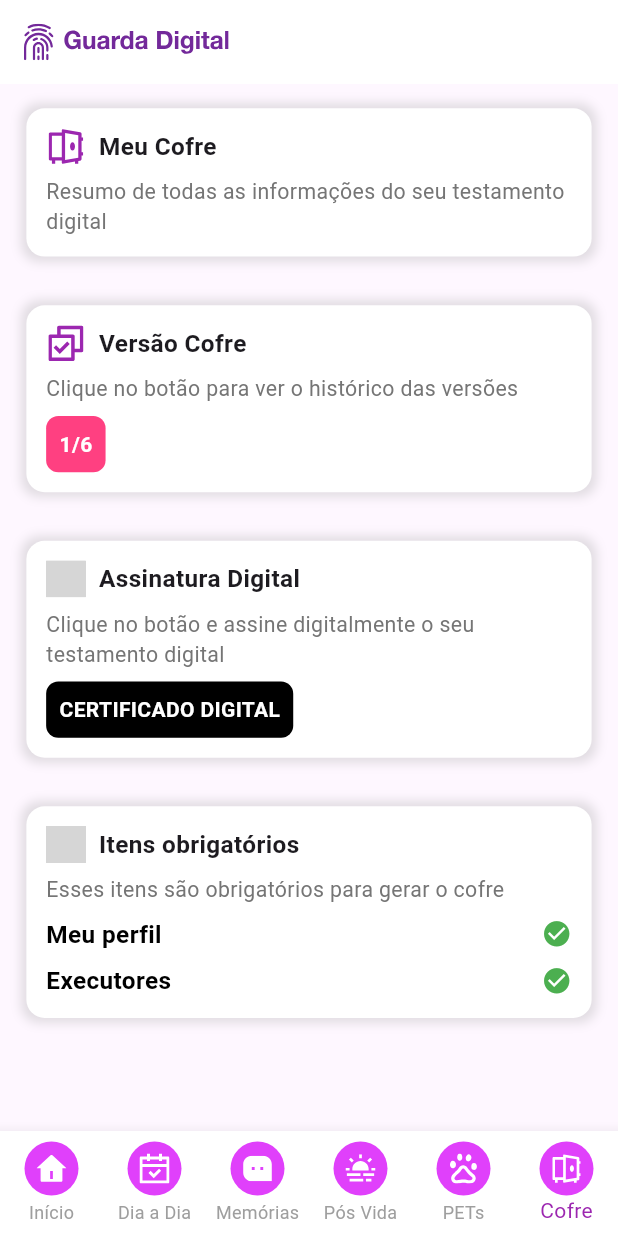
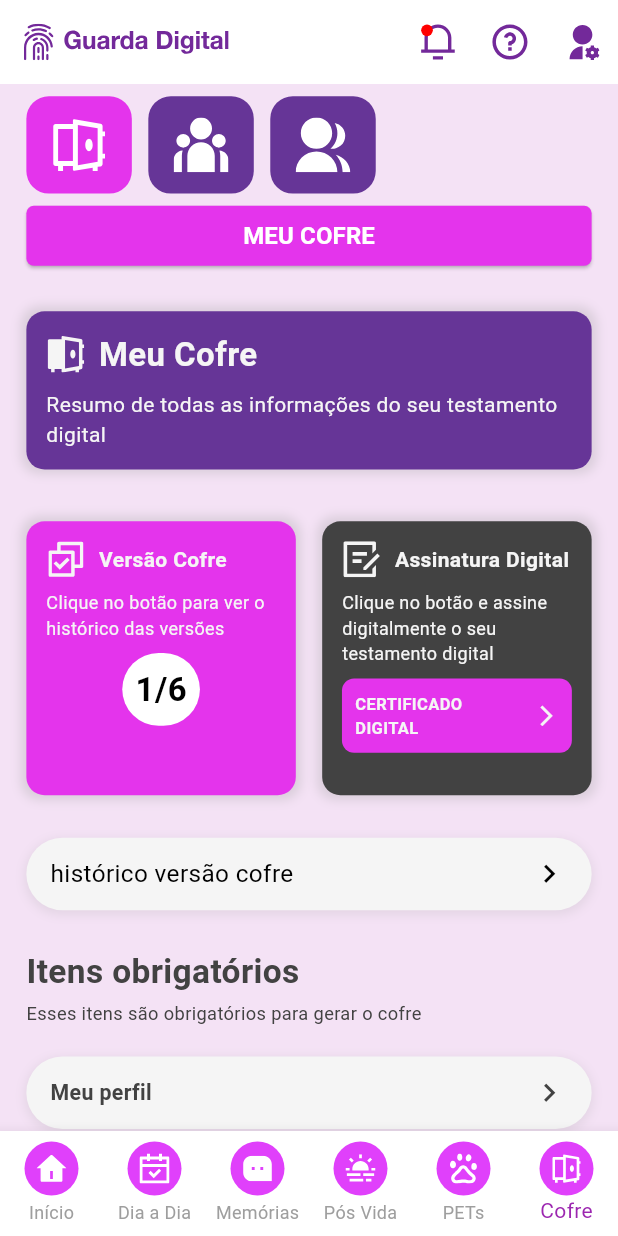
Before and after one commit to Daniel-Ryro/flutter-teste, a Flutter app: the VaultScreen screen opened by its route, on a phone screen of 412 x 824 dp. Run offline on Flutter 3.47's test engine with Material 3 defaults, Android fonts, the phone set to English and light mode, and no system bars; our stand-ins replace dio, flutter_screenutil, flutter_secure_storage, flutter_svg, get_it; accounts and stored records are empty; grey boxes are pictures that could not be loaded.

Commit message:
create vault layout

```diff
--- a/lib/core/widgets/custom_bottom_navigation_bar.dart
+++ b/lib/core/widgets/custom_bottom_navigation_bar.dart
@@ -71,7 +71,7 @@ class CustomBottomNavigationBar extends StatelessWidget {
         ),
         child: SvgPicture.asset(
           svgPath,
-          width: 20.0, // Tamanho do ícone SVG dentro do círculo
+          width: 20.0,
         ),
       ),
       label: label,
--- a/lib/core/widgets/form_widget.dart
+++ b/lib/core/widgets/form_widget.dart
@@ -213,7 +213,7 @@ class ExecutorForm extends StatelessWidget {
           if (insertPhotoLabel != null)
             ElevatedButton.icon(
               onPressed: onInsertPhoto ?? () {},
-              icon: const Icon(Icons.photo, color: Colors.white),
+              icon: const Icon(Icons.file_upload_outlined, color: Colors.white),
               label: Text(
                 insertPhotoLabel!,
                 style: TextStyle(color: insertPhotoTextColor ?? Colors.white),
--- a/lib/core/widgets/icon_rounded_button.dart
+++ b/lib/core/widgets/icon_rounded_button.dart
@@ -1,7 +1,8 @@
 import 'package:flutter/material.dart';
+import 'package:flutter_svg/flutter_svg.dart';
 
 class IconRoundedButton extends StatelessWidget {
-  final IconData icon;
+  final String svgPath;
   final Color color;
   final VoidCallback onPressed;
   final double width;
@@ -9,9 +10,9 @@ class IconRoundedButton extends StatelessWidget {
   final double iconSize;
   final Color iconColor;
 
-  const IconRoundedButton ({
+  const IconRoundedButton({
     super.key,
-    required this.icon,
+    required this.svgPath,
     required this.color,
     required this.onPressed,
     required this.width,
@@ -32,10 +33,11 @@ class IconRoundedButton extends StatelessWidget {
           borderRadius: BorderRadius.circular(15),
         ),
         child: Center(
-          child: Icon(
-            icon,
+          child: SvgPicture.asset(
+            svgPath,
             color: iconColor,
-            size: iconSize,
+            width: iconSize,
+            height: iconSize,
           ),
         ),
       ),
--- a/lib/core/widgets/list_item.dart
+++ b/lib/core/widgets/list_item.dart
@@ -8,6 +8,7 @@ class ListItem extends StatelessWidget {
   final double fontSize;
   final Color iconColor;
   final double iconSize;
+  final bool bold; // Novo parâmetro para definir se o texto será bold
 
   const ListItem({
     super.key,
@@ -18,6 +19,7 @@ class ListItem extends StatelessWidget {
     required this.iconColor,
     required this.iconSize,
     required this.textColor,
+    this.bold = false, // Inicializando o parâmetro bold como false
   });
 
   @override
@@ -47,11 +49,13 @@ class ListItem extends StatelessWidget {
               style: TextStyle(
                 fontSize: fontSize,
                 color: textColor,
+                fontWeight: bold ? FontWeight.bold : FontWeight.normal,
               ),
             ),
             Icon(
               Icons.chevron_right,
               color: iconColor,
+              size: iconSize,
             ),
           ],
         ),
--- a/lib/core/widgets/rectangle_button.dart
+++ b/lib/core/widgets/rectangle_button.dart
@@ -21,7 +21,7 @@ class RectangleButton extends StatelessWidget {
         backgroundColor: color,
         padding: EdgeInsets.zero,
         shape: RoundedRectangleBorder(
-          borderRadius: BorderRadius.circular(8.0),
+          borderRadius: BorderRadius.circular(5.0),
         ),
       ),
       child: Container(
--- a/lib/features/home/presentation/home_screen.dart
+++ b/lib/features/home/presentation/home_screen.dart
@@ -3,6 +3,7 @@ import 'package:flutter_screenutil/flutter_screenutil.dart';
 import 'package:flutter_svg/flutter_svg.dart';
 
 import '../../../core/widgets/custom_app_bar.dart';
+import '../../../styles.dart';
 import '../widgets/conference_section.dart';
 import '../../../core/widgets/custom_bottom_navigation_bar.dart';
 import '../widgets/section_grid.dart';
@@ -13,6 +14,7 @@ class HomeScreen extends StatelessWidget {
   @override
   Widget build(BuildContext context) {
     return Scaffold(
+      backgroundColor: AppColors.onbackground,
       appBar: CustomAppBar(
         actions: [
           IconButton(
--- /dev/null
+++ b/lib/features/vault/presentation/vault_content.dart
@@ -0,0 +1,187 @@
+import 'package:flutter/material.dart';
+import 'package:flutter_screenutil/flutter_screenutil.dart';
+import 'package:guarda_digital_flutter/styles.dart';
+
+import '../../../core/widgets/list_item.dart';
+import '../../../core/widgets/rectangle_button.dart';
+import '../widgets/vault_section.dart';
+
+class VaultContent extends StatelessWidget {
+  const VaultContent({super.key});
+
+  @override
+  Widget build(BuildContext context) {
+    return Column(
+      crossAxisAlignment: CrossAxisAlignment.start,
+      children: [
+        RectangleButton(
+          text: 'MEU COFRE',
+          color: AppColors.pink,
+          onPressed: () {},
+        ),
+        SizedBox(height: 18.h),
+        const VaultSection(
+          title: 'Meu Cofre',
+          description: 'Resumo de todas as informações do seu testamento digital',
+          svgPath: 'assets/icon/vault_white_ic.svg',
+          backgroundColor: AppColors.primary,
+          titleFontSize: 22.0,
+          descriptionFontSize: 14.0,
+          iconColor: AppColors.background,
+          textColor: AppColors.background,
+        ),
+        SizedBox(height: 18.h),
+        _buildVaultSections(),
+        SizedBox(height: 12.h),
+        _buildHistorySection(),
+        SizedBox(height: 16.h),
+        _buildMandatoryItemsSection(),
+      ],
+    );
+  }
+
+  Widget _buildVaultSections() {
+    return Row(
+      children: [
+        Expanded(
+          child: VaultSection(
+            title: 'Versão Cofre',
+            description: 'Clique no botão para ver o histórico das versões',
+            svgPath: 'assets/icon/version_ic.svg',
+            backgroundColor: AppColors.pink,
+            iconColor: AppColors.background,
+            textColor: AppColors.background,
+            titleFontSize: 14.0,
+            descriptionFontSize: 12.0,
+            width: 161.w,
+            height: 180.h,
+            actionWidget: Align(
+              alignment: Alignment.center,
+              child: Container(
+                padding: EdgeInsets.all(8.w),
+                decoration: BoxDecoration(
+                  color: Colors.white,
+                  borderRadius: BorderRadius.circular(50.r),
+                ),
+                child: const Text(
+                  '1/6',
+                  style: TextStyle(
+                    color: Colors.black,
+                    fontSize: 22.0,
+                    fontWeight: FontWeight.bold,
+                  ),
+                ),
+              ),
+            ),
+          ),
+        ),
+        SizedBox(width: 16.w),
+        Expanded(
+          child: VaultSection(
+            title: 'Assinatura Digital',
+            description: 'Clique no botão e assine digitalmente o seu testamento digital',
+            svgPath: 'assets/icon/cadastrar_ic.svg',
+            backgroundColor: AppColors.blackDefault,
+            iconColor: AppColors.background,
+            textColor: AppColors.background,
+            titleFontSize: 14.0,
+            descriptionFontSize: 12.0,
+            width: 161.w,
+            height: 180.h,
+            actionWidget: Column(
+              children: [
+                Container(
+                  padding: EdgeInsets.all(8.w),
+                  decoration: BoxDecoration(
+                    color: AppColors.pink,
+                    borderRadius: BorderRadius.circular(8.r),
+                  ),
+                  child: Row(
+                    mainAxisSize: MainAxisSize.min,
+                    children: [
+                      const Flexible(
+                        child: Text(
+                          'CERTIFICADO DIGITAL',
+                          style: TextStyle(
+                            color: AppColors.background,
+                            fontSize: 11.0,
+                            fontWeight: FontWeight.bold,
+                          ),
+                          maxLines: 2,
+                          overflow: TextOverflow.ellipsis,
+                        ),
+                      ),
+                      SizedBox(width: 8.w),
+                      Icon(
+                        Icons.arrow_forward_ios,
+                        color: AppColors.background,
+                        size: 16.sp,
+                      ),
+                    ],
+                  ),
+                ),
+              ],
+            ),
+          ),
+        ),
+      ],
+    );
+  }
+
+  Widget _buildHistorySection() {
+    return ListItem(
+      text: 'histórico versão cofre',
+      onTap: () {},
+      boxDecorationColor: AppColors.background,
+      fontSize: 16.sp,
+      iconColor: Colors.black,
+      iconSize: 24.sp,
+      textColor: Colors.black,
+    );
+  }
+
+  Widget _buildMandatoryItemsSection() {
+    return Column(
+      crossAxisAlignment: CrossAxisAlignment.start,
+      children: [
+        Text(
+          'Itens obrigatórios',
+          style: TextStyle(
+            fontSize: 22.sp,
+            fontWeight: FontWeight.bold,
+            color: AppColors.blackDefault,
+          ),
+        ),
+        SizedBox(height: 4.h),
+        Text(
+          'Esses itens são obrigatórios para gerar o cofre',
+          style: TextStyle(
+            fontSize: 12.sp,
+            color: AppColors.blackDefault,
+          ),
+        ),
+        SizedBox(height: 12.h),
+        ListItem(
+          text: 'Meu perfil',
+          onTap: () {},
+          boxDecorationColor: AppColors.background,
+          fontSize: 14.sp,
+          iconColor: AppColors.blackDefault,
+          iconSize: 24.sp,
+          textColor: AppColors.blackDefault,
+          bold: true,
+        ),
+        ListItem(
+          text: 'Executores',
+          onTap: () {},
+          boxDecorationColor: AppColors.background,
+          fontSize: 14.sp,
+          iconColor: AppColors.blackDefault,
+          iconSize: 24.sp,
+          textColor: AppColors.blackDefault,
+          bold: true,
+        ),
+      ],
+    );
+  }
+}
--- a/lib/features/vault/presentation/vault_screen.dart
+++ b/lib/features/vault/presentation/vault_screen.dart
@@ -1,85 +1,40 @@
 import 'package:flutter/material.dart';
+import 'package:guarda_digital_flutter/features/vault/presentation/beneficiary_content.dart';
+import 'package:guarda_digital_flutter/features/vault/presentation/vault_content.dart';
+import 'package:guarda_digital_flutter/features/vault/presentation/executors_content.dart';
 import 'package:flutter_screenutil/flutter_screenutil.dart';
+import 'package:flutter_svg/flutter_svg.dart';
+import 'package:guarda_digital_flutter/styles.dart';
+
 import '../../../core/widgets/custom_app_bar.dart';
 import '../../../core/widgets/custom_bottom_navigation_bar.dart';
-import '../widgets/vault_section.dart';
+import '../../../core/widgets/icon_rounded_button.dart';
 
-class VaultScreen extends StatelessWidget {
+class VaultScreen extends StatefulWidget {
   const VaultScreen({super.key});
+
+  @override
+  _VaultScreenState createState() => _VaultScreenState();
+}
+
+class _VaultScreenState extends State<VaultScreen> {
+  int _selectedTabIndex = 0;
 
   @override
   Widget build(BuildContext context) {
     return Scaffold(
-      appBar: const CustomAppBar(
-        actions: [
-          // Adicione as ações da AppBar aqui, se necessário
-        ],
+      backgroundColor: AppColors.onbackground,
+      appBar: CustomAppBar(
+        actions: _buildAppBarActions(),
       ),
       body: SingleChildScrollView(
         padding: EdgeInsets.symmetric(horizontal: 16.w, vertical: 8.h),
         child: Column(
           crossAxisAlignment: CrossAxisAlignment.start,
           children: [
-            const CofreSection(
-              title: 'Meu Cofre',
-              description: 'Resumo de todas as informações do seu testamento digital',
-              svgPath: 'assets/icon/vault_ic.svg',
-            ),
-            SizedBox(height: 16.h),
-            CofreSection(
-              title: 'Versão Cofre',
-              description: 'Clique no botão para ver o histórico das versões',
-              svgPath: 'assets/icon/version_ic.svg',
-              actionWidget: Container(
-                padding: EdgeInsets.all(8.w),
-                decoration: BoxDecoration(
-                  color: Colors.pinkAccent,
-                  borderRadius: BorderRadius.circular(8.r),
-                ),
-                child: const Text(
-                  '1/6',
-                  style: TextStyle(
-                    color: Colors.white,
-                    fontWeight: FontWeight.bold,
-                  ),
-                ),
-              ),
-            ),
-            SizedBox(height: 16.h),
-            CofreSection(
-              title: 'Assinatura Digital',
-              description: 'Clique no botão e assine digitalmente o seu testamento digital',
-              svgPath: 'assets/icon/signature_ic.svg',
-              actionWidget: Container(
-                padding: EdgeInsets.all(8.w),
-                decoration: BoxDecoration(
-                  color: Colors.black,
-                  borderRadius: BorderRadius.circular(8.r),
-                ),
-                child: const Text(
-                  'CERTIFICADO DIGITAL',
-                  style: TextStyle(
-                    color: Colors.white,
-                    fontWeight: FontWeight.bold,
-                  ),
-                ),
-              ),
-            ),
-            SizedBox(height: 16.h),
-            CofreSection(
-              title: 'Itens obrigatórios',
-              description: 'Esses itens são obrigatórios para gerar o cofre',
-              svgPath: 'assets/icon/mandatory_ic.svg',
-              actionWidget: Column(
-                crossAxisAlignment: CrossAxisAlignment.start,
-                children: [
-                  _buildMandatoryItem('Meu perfil'),
-                  SizedBox(height: 8.h),
-                  _buildMandatoryItem('Executores'),
-                ],
-              ),
-            ),
-            // Adicione mais CofreSections conforme necessário
+            _buildIconButtonsRow(),
+            SizedBox(height: 4.h),
+            _buildContent(),
           ],
         ),
       ),
@@ -87,20 +42,57 @@ class VaultScreen extends StatelessWidget {
     );
   }
 
-  Widget _buildMandatoryItem(String title) {
+  List<Widget> _buildAppBarActions() {
+    return [
+      _buildAppBarIcon('assets/icon/notification_ic.svg'),
+      _buildAppBarIcon('assets/icon/help_ic.svg'),
+      _buildAppBarIcon('assets/icon/user_setting_ic.svg'),
+    ];
+  }
+
+  Widget _buildAppBarIcon(String svgPath) {
+    return IconButton(
+      icon: SvgPicture.asset(svgPath, width: 24.w, height: 24.h),
+      onPressed: () {},
+    );
+  }
+
+  Widget _buildIconButtonsRow() {
     return Row(
-      mainAxisAlignment: MainAxisAlignment.spaceBetween,
       children: [
-        Text(
-          title,
-          style: TextStyle(
-            color: Colors.black,
-            fontWeight: FontWeight.bold,
-            fontSize: 16.sp,
-          ),
-        ),
-        Icon(Icons.check_circle, color: Colors.green, size: 20.sp),
+        _buildIconButton('assets/icon/vault_ic.svg', 0),
+        SizedBox(width: 10.w),
+        _buildIconButton('assets/icon/comunity_ic.svg', 1),
+        SizedBox(width: 10.w),
+        _buildIconButton('assets/icon/persons_ic.svg', 2),
       ],
     );
   }
+
+  Widget _buildIconButton(String svgPath, int index) {
+    return IconRoundedButton(
+      svgPath: svgPath,
+      color: _selectedTabIndex == index ? AppColors.pink : AppColors.primary,
+      onPressed: () {
+        setState(() {
+          _selectedTabIndex = index;
+        });
+      },
+      width: 64.w,
+      height: 64.h,
+      iconSize: 36.sp,
+      iconColor: Colors.white,
+    );
+  }
+
+  Widget _buildContent() {
+    switch (_selectedTabIndex) {
+      case 1:
+        return const ExecutorsContent();
+      case 2:
+        return const BeneficiaryContent();
+      default:
+        return const VaultContent();
+    }
+  }
 }
--- a/lib/features/vault/widgets/vault_section.dart
+++ b/lib/features/vault/widgets/vault_section.dart
@@ -1,28 +1,44 @@
 import 'package:flutter/material.dart';
 import 'package:flutter_screenutil/flutter_screenutil.dart';
-import 'package:flutter_svg/svg.dart';
+import 'package:flutter_svg/flutter_svg.dart';
 
-class CofreSection extends StatelessWidget {
+class VaultSection extends StatelessWidget {
   final String title;
   final String description;
-  final String svgPath;
+  final String? svgPath; // Changed to nullable type
   final Widget? actionWidget;
+  final Color? backgroundColor;
+  final Color? iconColor;
+  final Color? textColor;
+  final double? width;
+  final double? height;
+  final double? titleFontSize;
+  final double? descriptionFontSize;
 
-  const CofreSection({
+  const VaultSection({
     super.key,
     required this.title,
     required this.description,
-    required this.svgPath,
+    this.svgPath,
     this.actionWidget,
+    this.backgroundColor,
+    this.iconColor,
+    this.textColor,
+    this.width,
+    this.height,
+    this.titleFontSize,
+    this.descriptionFontSize,
   });
 
   @override
   Widget build(BuildContext context) {
     return Container(
+      width: width ?? double.infinity,
+      height: height,
       padding: EdgeInsets.all(12.w),
       margin: EdgeInsets.symmetric(vertical: 8.h),
       decoration: BoxDecoration(
-        color: Colors.white,
+        color: backgroundColor ?? Colors.white,
         borderRadius: BorderRadius.circular(12.r),
         boxShadow: [
           BoxShadow(
@@ -37,18 +53,23 @@ class CofreSection extends StatelessWidget {
         children: [
           Row(
             children: [
+              if (svgPath != null) ...[
                 SvgPicture.asset(
-                svgPath,
+                  svgPath!,
                   width: 24.w,
                   height: 24.h,
-                color: Colors.purple, // Define a cor do ícone
+                  color: iconColor ?? Colors.purple,
                 ),
                 SizedBox(width: 8.w),
-              Text(
+              ],
+              Flexible(
+                child: Text(
                   title,
                   style: TextStyle(
-                  fontSize: 16.sp,
+                    fontSize: titleFontSize ?? 16.sp,
                     fontWeight: FontWeight.bold,
+                    color: textColor ?? Colors.black,
+                  ),
                 ),
               ),
             ],
@@ -57,8 +78,8 @@ class CofreSection extends StatelessWidget {
           Text(
             description,
             style: TextStyle(
-              fontSize: 14.sp,
-              color: Colors.grey[600],
+              fontSize: descriptionFontSize ?? 14.sp,
+              color: textColor ?? Colors.grey[600],
             ),
           ),
           if (actionWidget != null) ...[
--- a/lib/routes/app_routes.dart
+++ b/lib/routes/app_routes.dart
@@ -5,6 +5,7 @@ import '../features/account/presentation/landing_screen.dart';
 import '../features/account/presentation/signin_screen.dart';
 import '../features/account/presentation/signup_screen.dart';
 import '../features/home/presentation/home_screen.dart';
+import '../features/vault/presentation/executors_content.dart';
 import '../features/vault/presentation/vault_screen.dart';
 
 class AppRoutes {
@@ -22,14 +23,14 @@ class AppRoutes {
       case loginExecute:
         return MaterialPageRoute(builder: (_) => const LoginExecuteScreen());
       case signUpScreen:
-        return MaterialPageRoute(builder: (_) =>  const SignUpScreen());
+        return MaterialPageRoute(builder: (_) => const SignUpScreen());
       case signInScreen:
         return MaterialPageRoute(builder: (_) => const SignInScreen());
       case homeScreen:
         return MaterialPageRoute(builder: (_) => const HomeScreen());
       case vaultScreen:
         return MaterialPageRoute(builder: (_) => const VaultScreen());
-        default:
+      default:
         return MaterialPageRoute(
           builder: (_) => const Scaffold(
             body: Center(
--- a/lib/styles.dart
+++ b/lib/styles.dart
@@ -6,6 +6,8 @@ class AppColors {
   static const Color onbackground = Color(0xFFF4E2F5);
   static const Color primaryVariant = Color(0xFF3700B3);
   static const Color sendCode = Color(0xFF296EC6);
+  static const Color blackDefault = Color(0xFF424242);
+  static const Color purpleButton = Color(0xFF73299A);
 
   static const Color secondary = Color(0xFF03DAC6);
   static const Color secondaryVariant = Color(0xFF018786);
```
Also changed, not shown: lib/core/widgets/user_card_widget.dart (+16 -4 lines), lib/features/vault/presentation/beneficiary_content.dart (added, +118 -0 lines), lib/features/vault/presentation/executors_content.dart (added, +118 -0 lines), assets/icon/add_ic.svg (added), assets/icon/comunity_ic.svg (added), assets/icon/person_ic.svg (added), assets/icon/persons_ic.svg (added), assets/icon/vault_white_ic.svg (added). Lines whose indentation alone changed are shown as unchanged.
